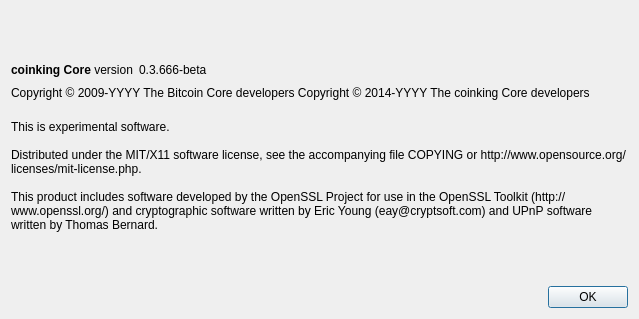
Before: the Qt Designer form src/qt/forms/aboutdialog.ui in TheCoinKing/Core, drawn with Qt 5.
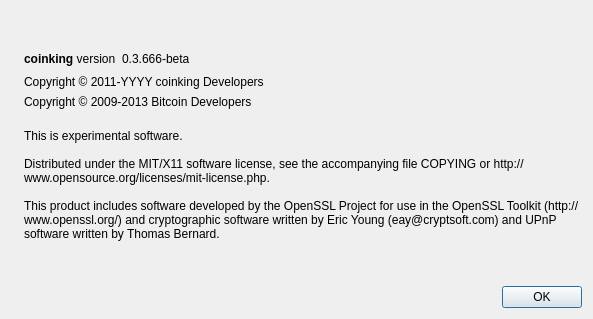
After: the same form once the commit is applied. Icons and pictures are not drawn.

Patch:
```diff
--- a/src/qt/forms/aboutdialog.ui
+++ b/src/qt/forms/aboutdialog.ui
@@ -6,7 +6,7 @@
    <rect>
     <x>0</x>
     <y>0</y>
-    <width>639</width>
+    <width>593</width>
     <height>319</height>
    </rect>
   </property>
@@ -14,6 +14,19 @@
    <string>About coinking Core</string>
   </property>
   <layout class="QHBoxLayout" name="horizontalLayout_2">
+   <item>
+    <widget class="QLabel" name="label_4">
+     <property name="sizePolicy">
+      <sizepolicy hsizetype="Preferred" vsizetype="Ignored">
+       <horstretch>0</horstretch>
+       <verstretch>0</verstretch>
+      </sizepolicy>
+     </property>
+     <property name="pixmap">
+      <pixmap resource="../bitcoin.qrc">:/images/about</pixmap>
+     </property>
+    </widget>
+   </item>
    <item>
     <layout class="QVBoxLayout" name="verticalLayout_2">
      <item>
@@ -37,7 +50,7 @@
           <cursorShape>IBeamCursor</cursorShape>
          </property>
          <property name="text">
-          <string>&lt;b&gt;coinking Core&lt;/b&gt; version</string>
+          <string>&lt;b&gt;coinking&lt;/b&gt; version</string>
          </property>
          <property name="textInteractionFlags">
           <set>Qt::LinksAccessibleByMouse|Qt::TextSelectableByKeyboard|Qt::TextSelectableByMouse</set>
@@ -78,9 +91,23 @@
         <cursorShape>IBeamCursor</cursorShape>
        </property>
        <property name="text">
-        <string notr="true">Copyright &amp;copy; 2009-YYYY The Bitcoin Core developers
-Copyright &amp;copy; 2014-YYYY The coinking Core developers
-        </string>
+        <string>Copyright &amp;copy; 2011-YYYY coinking Developers</string>
+       </property>
+       <property name="textFormat">
+        <enum>Qt::RichText</enum>
+       </property>
+       <property name="textInteractionFlags">
+        <set>Qt::LinksAccessibleByMouse|Qt::TextSelectableByKeyboard|Qt::TextSelectableByMouse</set>
+       </property>
+      </widget>
+     </item>
+     <item>
+      <widget class="QLabel" name="BitcoinCopyrightLabel">
+       <property name="cursor">
+        <cursorShape>IBeamCursor</cursorShape>
+       </property>
+       <property name="text">
+        <string notr="true">Copyright &amp;copy; 2009-2013 Bitcoin Developers</string>
        </property>
        <property name="textFormat">
         <enum>Qt::RichText</enum>
```
Left out of the diff: 24 changed lines with no effect on the pictures.
